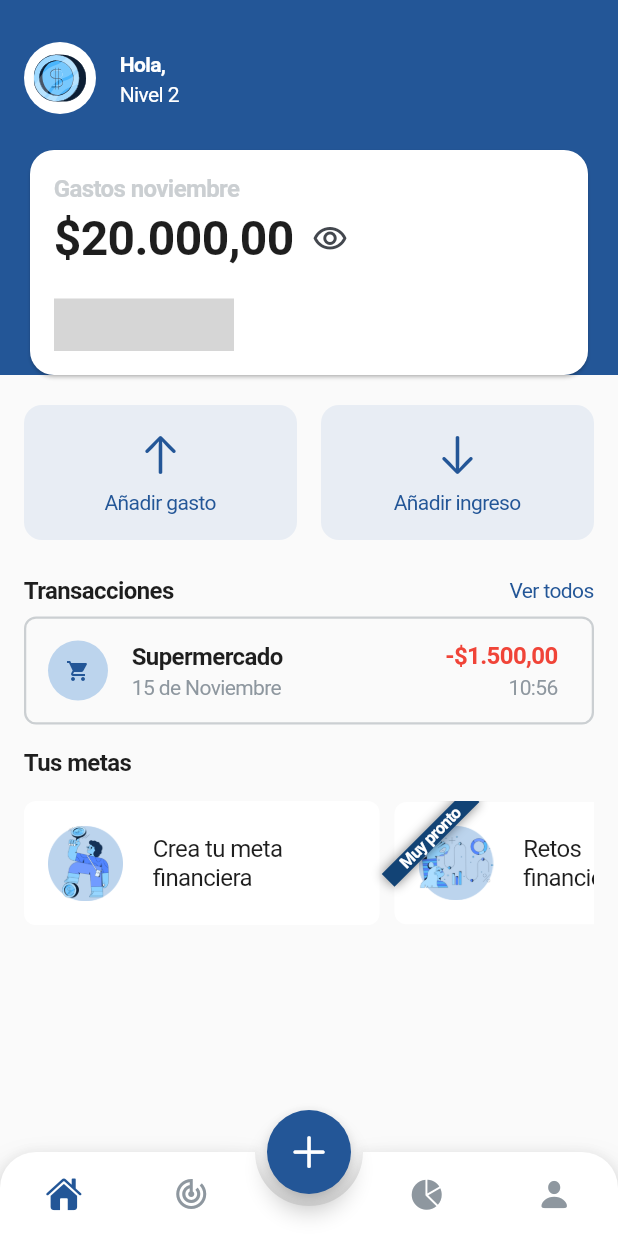
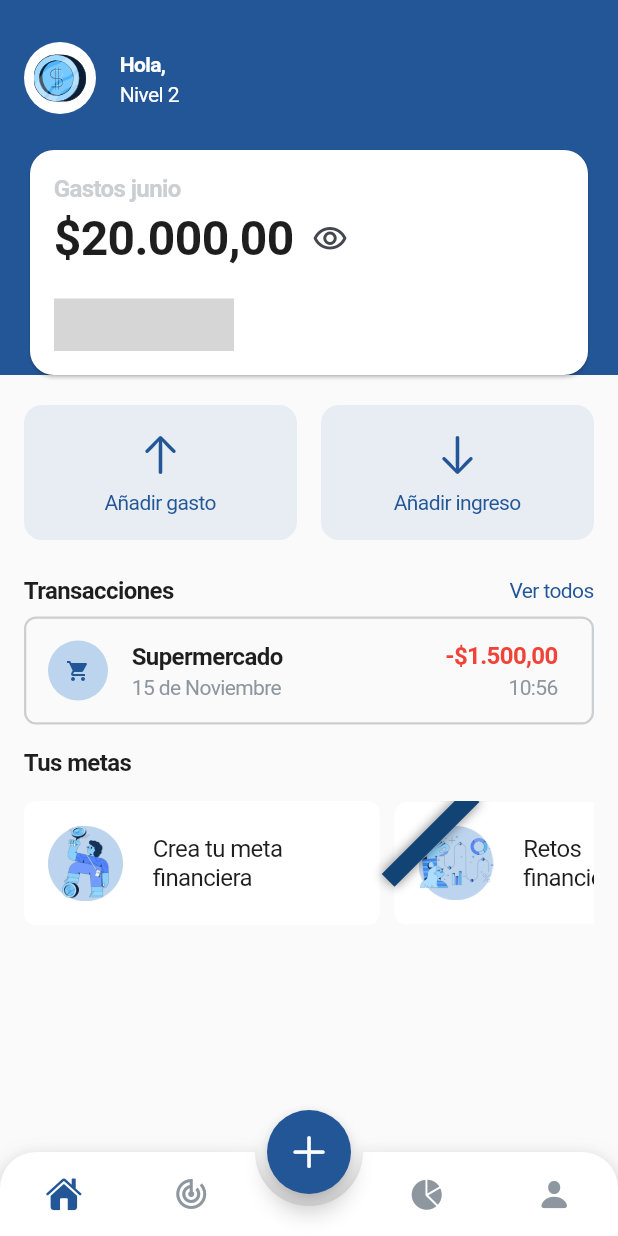
Before and after one commit to MartinBal97/money_flow, a Flutter app: the HomeScreen screen opened by its route, on a phone screen of 412 x 824 dp. Run offline on Flutter 3.47's test engine with Material 3 defaults, Android fonts, the phone set to English and light mode, and no system bars; drawn by our look-alikes of animated_bottom_navigation_bar, animated_toggle_switch; our stand-ins replace bloc, cloud_firestore, firebase_auth, firebase_core, flutter_bloc, flutter_svg and 1 more; accounts and stored records are empty; Roboto replaces fonts that are missing (SF Pro Display, SF Pro Text); grey boxes are pictures that could not be loaded.

Commit message:
advances and fixes

```diff
--- a/lib/main.dart
+++ b/lib/main.dart
@@ -1,6 +1,7 @@
 import 'package:firebase_core/firebase_core.dart';
 import 'package:flutter/material.dart';
 import 'package:flutter_bloc/flutter_bloc.dart';
+import 'package:intl/date_symbol_data_local.dart';
 import 'package:my_pocket/core/constans/firebase_options.dart';
 import 'package:my_pocket/core/router/router.dart';
 import 'package:my_pocket/core/theme/app_theme.dart';
@@ -11,6 +12,8 @@ import 'package:my_pocket/presentation/cubits/cubit/profile/profile_cubit.dart';
 
 void main() async {
   WidgetsFlutterBinding.ensureInitialized();
+
+  await initializeDateFormatting('es_ES', null);
   await Firebase.initializeApp(options: DefaultFirebaseOptions.currentPlatform);
 
   runApp(MainApp());
--- a/lib/presentation/cubits/cubit/profile/profile_cubit.dart
+++ b/lib/presentation/cubits/cubit/profile/profile_cubit.dart
@@ -16,7 +16,7 @@ class ProfileCubit extends Cubit<ProfileState> {
       final ProfileUser? user = await profileRepo.fetchUserProfile(uid);
 
       if (user != null) {
-        emit(ProfileLoaded(user));
+        emit(ProfileSuccess(user));
       }
     } catch (e) {
       emit(ProfileError(e.toString()));
@@ -45,7 +45,7 @@ class ProfileCubit extends Cubit<ProfileState> {
 
         await fetchUserProfile(uid);
 
-        emit(ProfileLoaded(updatedProfile));
+        emit(ProfileSuccess(updatedProfile));
       } else {
         emit(ProfileError('User not found'));
         return;
--- a/lib/presentation/cubits/cubit/profile/profile_state.dart
+++ b/lib/presentation/cubits/cubit/profile/profile_state.dart
@@ -6,10 +6,10 @@ class ProfileInitial extends ProfileState {}
 
 class ProfileLoading extends ProfileState {}
 
-class ProfileLoaded extends ProfileState {
+class ProfileSuccess extends ProfileState {
   final ProfileUser profileUser;
 
-  ProfileLoaded(this.profileUser);
+  ProfileSuccess(this.profileUser);
 }
 
 class ProfileError extends ProfileState {
--- a/lib/presentation/pages/home/home_screen.dart
+++ b/lib/presentation/pages/home/home_screen.dart
@@ -4,12 +4,13 @@ import 'package:flutter/material.dart';
 import 'package:flutter_bloc/flutter_bloc.dart';
 import 'package:flutter_svg/svg.dart';
 import 'package:go_router/go_router.dart';
+import 'package:intl/intl.dart';
 import 'package:my_pocket/core/constans/app_sizes.dart';
 import 'package:my_pocket/core/router/routes.dart';
 import 'package:my_pocket/core/theme/app_theme.dart';
-import 'package:my_pocket/domain/entities/app_user.dart';
 import 'package:my_pocket/presentation/common_widgets/buttons_widgets.dart';
 import 'package:my_pocket/presentation/cubits/cubit/auth/auth_cubit.dart';
+import 'package:my_pocket/presentation/cubits/cubit/profile/profile_cubit.dart';
 
 class HomeScreen extends StatefulWidget {
   const HomeScreen({super.key});
@@ -23,10 +24,17 @@ class HomeScreenState extends State<HomeScreen> {
   String dropDownValue = 'Efectivo';
   bool moneyVisibility = true;
 
-  late final AuthCubit authCubit = context.read<AuthCubit>();
-  //late final ProfileCubit profileCubit = context.read<ProfileCubit>();
+  late final authCubit = context.read<AuthCubit>();
+  late final profileCubit = context.read<ProfileCubit>();
 
-  late AppUser? currentUser = authCubit.currentUser;
+  @override
+  void initState() {
+    if (authCubit.currentUser?.uid != null) {
+      profileCubit.fetchUserProfile(authCubit.currentUser!.uid);
+    }
+
+    super.initState();
+  }
 
   @override
   Widget build(BuildContext context) {
@@ -41,7 +49,9 @@ class HomeScreenState extends State<HomeScreen> {
             child: SizedBox(height: 250, width: double.infinity),
           ),
           SafeArea(
-            child: Padding(
+            child: BlocBuilder<ProfileCubit, ProfileState>(
+              builder: (context, state) {
+                return Padding(
                   padding: const EdgeInsets.all(Sizes.p16),
                   child: Column(
                     crossAxisAlignment: CrossAxisAlignment.start,
@@ -57,40 +67,30 @@ class HomeScreenState extends State<HomeScreen> {
                         children: [
                           const Text('Transacciones', style: subtitleTS),
                           GestureDetector(
-                        onTap: () {},
+                            onTap: null,
                             child: Text('Ver todos', style: bodySmallRTS.copyWith(color: blue500)),
                           )
                         ],
                       ),
                       gapH8,
-                  DecoratedBox(
-                    decoration: BoxDecoration(
-                      border: Border.all(color: neutral300, width: 1.5),
-                      borderRadius: BorderRadius.circular(8),
-                    ),
-                    child: ListTile(
-                      title: const Text('Supermercado', style: subtitleTS),
-                      subtitle: Text('15 de Noviembre', style: smallRegularTS.copyWith(color: neutral400)),
-                      trailing: Column(
-                        mainAxisAlignment: MainAxisAlignment.center,
-                        crossAxisAlignment: CrossAxisAlignment.end,
-                        children: [
-                          Text('-\$1.500,00', style: subtitleTS.copyWith(color: error500)),
-                          gapH4,
-                          Text('10:56', style: smallRegularTS.copyWith(color: neutral400)),
-                        ],
-                      ),
-                      leading: const CircleAvatar(
-                        radius: 20,
-                        backgroundColor: blue200,
-                        child: Icon(Icons.shopping_cart, color: blue500, size: 16),
-                      ),
-                    ),
-                  ),
+                      _buildTransactionsSummary(),
                       gapH16,
                       const Text('Tus metas', style: subtitleTS),
                       gapH16,
-                  SingleChildScrollView(
+                      _buildGoalsSummary(),
+                    ],
+                  ),
+                );
+              },
+            ),
+          ),
+        ],
+      ),
+    );
+  }
+
+  SingleChildScrollView _buildGoalsSummary() {
+    return SingleChildScrollView(
       scrollDirection: Axis.horizontal,
       child: Row(
         spacing: Sizes.p10,
@@ -114,7 +114,7 @@ class HomeScreenState extends State<HomeScreen> {
             ),
           ),
           Banner(
-                          message: 'Muy pronto',
+            message: '',
             color: blue600,
             location: BannerLocation.topStart,
             textStyle: bodyLargeBTS.copyWith(color: white, fontSize: 11),
@@ -139,8 +139,8 @@ class HomeScreenState extends State<HomeScreen> {
           ),
         ],
       ),
-                  ),
-                  /*  const Card(
+    );
+    /* const Card(
                         child: Padding(
                           padding: EdgeInsets.all(16),
                           child: Column(
@@ -158,13 +158,10 @@ class HomeScreenState extends State<HomeScreen> {
                           ),
                         ),
                       ) */
-                ],
-              ),
-            ),
-          ),
-        ],
-      ),
-    );
+  }
+
+  Widget _buildTransactionsSummary() {
+    return const SingleTransactionWidget();
   }
 
   ListTile _buildHeader() {
@@ -176,7 +173,7 @@ class HomeScreenState extends State<HomeScreen> {
         child: SvgPicture.asset('assets/images/coin.svg', width: 35),
       ),
       title: Text(
-        'Hola, ${currentUser?.name}',
+        'Hola, ',
         style: bodySmallBTS.copyWith(color: white),
       ),
       subtitle: Text(
@@ -202,7 +199,9 @@ class HomeScreenState extends State<HomeScreen> {
                   mainAxisAlignment: MainAxisAlignment.spaceBetween,
                   children: [
                     Text(
-                      spendingOrIncomesToggle ? 'Ingresos noviembre' : 'Gastos noviembre',
+                      spendingOrIncomesToggle
+                          ? 'Ingresos ${DateFormat.MMMM('es_ES').format(DateTime.now())}'
+                          : 'Gastos ${DateFormat.MMMM('es_ES').format(DateTime.now())}',
                       style: subtitleTS.copyWith(color: neutral300),
                     ),
                   ],
@@ -291,6 +290,40 @@ class HomeScreenState extends State<HomeScreen> {
   }
 }
 
+class SingleTransactionWidget extends StatelessWidget {
+  const SingleTransactionWidget({
+    super.key,
+  });
+
+  @override
+  Widget build(BuildContext context) {
+    return DecoratedBox(
+      decoration: BoxDecoration(
+        border: Border.all(color: neutral300, width: 1.5),
+        borderRadius: BorderRadius.circular(8),
+      ),
+      child: ListTile(
+        title: const Text('Supermercado', style: subtitleTS),
+        subtitle: Text('15 de Noviembre', style: smallRegularTS.copyWith(color: neutral400)),
+        trailing: Column(
+          mainAxisAlignment: MainAxisAlignment.center,
+          crossAxisAlignment: CrossAxisAlignment.end,
+          children: [
+            Text('-\$1.500,00', style: subtitleTS.copyWith(color: error500)),
+            gapH4,
+            Text('10:56', style: smallRegularTS.copyWith(color: neutral400)),
+          ],
+        ),
+        leading: const CircleAvatar(
+          radius: 20,
+          backgroundColor: blue200,
+          child: Icon(Icons.shopping_cart, color: blue500, size: 16),
+        ),
+      ),
+    );
+  }
+}
+
 
 
 
--- a/lib/presentation/pages/profile/profile_screen.dart
+++ b/lib/presentation/pages/profile/profile_screen.dart
@@ -1,5 +1,3 @@
-import 'dart:developer';
-
 import 'package:flutter/material.dart';
 import 'package:flutter_bloc/flutter_bloc.dart';
 import 'package:flutter_svg/svg.dart';
@@ -7,7 +5,6 @@ import 'package:go_router/go_router.dart';
 import 'package:my_pocket/core/constans/app_sizes.dart';
 import 'package:my_pocket/core/router/routes.dart';
 import 'package:my_pocket/core/theme/app_theme.dart';
-import 'package:my_pocket/domain/entities/app_user.dart';
 import 'package:my_pocket/domain/entities/level_system.dart';
 import 'package:my_pocket/domain/entities/profile_user.dart';
 import 'package:my_pocket/presentation/cubits/cubit/auth/auth_cubit.dart';
@@ -26,7 +23,7 @@ class _ProfileScreenState extends State<ProfileScreen> {
   late final authCubit = context.read<AuthCubit>();
   late final profileCubit = context.read<ProfileCubit>();
 
-  late AppUser? currentUser = authCubit.currentUser;
+  //late AppUser? currentUser = authCubit.currentUser;
 
   @override
   void initState() {
@@ -38,14 +35,12 @@ class _ProfileScreenState extends State<ProfileScreen> {
   Widget build(BuildContext context) {
     return BlocBuilder<ProfileCubit, ProfileState>(
       builder: (context, state) {
-        if (state is ProfileLoaded) {
+        if (state is ProfileSuccess) {
           final ProfileUser user = state.profileUser;
 
           final levelSystem = LevelSystem(user.xp);
 
           final double progress = levelSystem.xp % 100 / 100;
-
-          log(progress.toString());
 
           return Scaffold(
             appBar: AppBar(
@@ -82,7 +77,7 @@ class _ProfileScreenState extends State<ProfileScreen> {
                                       strokeWidth: 6.0,
                                       strokeAlign: BorderSide.strokeAlignOutside,
                                       strokeCap: StrokeCap.round,
-                                      valueColor: const AlwaysStoppedAnimation<Color>(blue500),
+                                      valueColor: const AlwaysStoppedAnimation(blue500),
                                       backgroundColor: secondaryColor,
                                     ),
                                   ),
--- a/pubspec.yaml
+++ b/pubspec.yaml
@@ -22,6 +22,7 @@ dependencies:
   flutter_lints: ^5.0.0
   flutter_svg: ^2.0.16
   go_router: ^14.6.2
+  intl: ^0.20.2
 
 dev_dependencies:
   flutter_test:
```
Also changed, not shown: pubspec.lock, 2 other files. Lines whose indentation alone changed are shown as unchanged.
